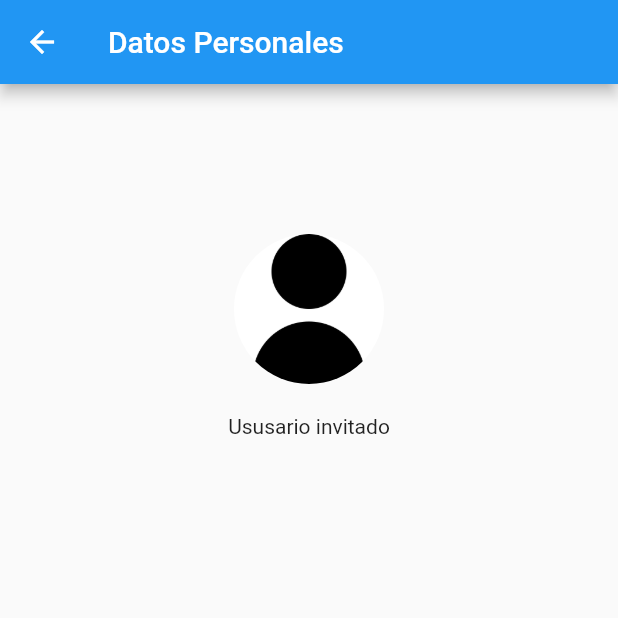
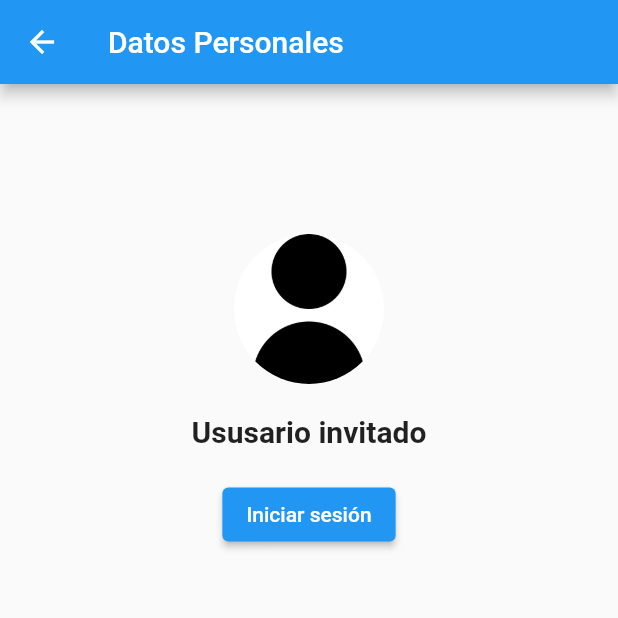
Before and after one commit to RubenTorresNava/proyectoflutter, a Flutter app: the screen it shows after launch, after a tap on the "account circle" icon, on a phone screen of 412 x 824 dp, the top half of it. Run offline on Flutter 3.47's test engine with Material 2 defaults, Android fonts, the phone set to English and light mode, and no system bars.

Commit message:
Se cambio el menu de inicio

```diff
--- a/lib/Screens/cuenta.dart
+++ b/lib/Screens/cuenta.dart
@@ -7,19 +7,26 @@ class Cuenta extends StatelessWidget {
   Widget build(BuildContext context) {
     return Scaffold(
       appBar: AppBar(
-        title: Text('Datos Personales'),
+        title: const Text('Datos Personales'),
       ),
-      body: const Center(
+      body:  Center(
         child: Column(
           children: [
-            SizedBox(height: 100,),
-            CircleAvatar(
+            const SizedBox(height: 100,),
+            const CircleAvatar(
               maxRadius: 50,
               backgroundColor: Colors.white,
               backgroundImage: AssetImage("assets/usuario.png"),
             ),
-            SizedBox(height: 20,),
-            Text("Ususario invitado"),
+            const SizedBox(height: 20,),
+            const Text("Ususario invitado",
+            style: TextStyle(fontSize: 20, fontWeight: FontWeight.bold),
+            ),
+            const SizedBox(height: 20),
+            ElevatedButton(
+              onPressed: () {  },
+                child: const Text("Iniciar sesión")
+            )
           ],
         ),
       ),
--- a/lib/Screens/home_screen.dart
+++ b/lib/Screens/home_screen.dart
@@ -77,8 +77,62 @@ class navprincipal extends State<navar> {
         ],
       ),
       body: <Widget>[
+        Container(
+          padding: const EdgeInsets.only(top: 50),
+          alignment: Alignment.center,
+          child: Row(
+            mainAxisAlignment: MainAxisAlignment.center,
+            children: [
               Padding(
                 padding: const EdgeInsets.all(8),
+                child: Container(
+                  height: 50,
+                  color: Colors.grey[200],
+                  child: Row(
+                    mainAxisAlignment: MainAxisAlignment.center,
+                    children:[
+                      Text("Lugares en tencencia"),
+                      SizedBox(width: 10,),
+                      Image.asset("assets/marcador-de-mapa.png", height: 30, width: 30),
+                    ],
+                  ),
+                ),
+              ),
+              Padding(
+                padding: const EdgeInsets.all(8),
+                child: Container(
+                    height: 50,
+                    color: Colors.grey[200],
+                    child: Row(
+                      mainAxisAlignment: MainAxisAlignment.center,
+                      children: [
+                        Text("Paquetes de viajes"),
+                        SizedBox(width: 10,),
+                        Image.asset("assets/futbol.png", height: 30, width: 30),
+                      ],
+                    )
+                ),
+              ),
+              Padding(
+                padding: const EdgeInsets.all(8),
+                child: Container(
+                    height: 50,
+                    color: Colors.grey[200],
+                    child: Row(
+                      mainAxisAlignment: MainAxisAlignment.center,
+                      children: [
+                        Text("Interes"),
+                        SizedBox(width: 10,),
+                        Image.asset("assets/tour-virtual.png", height: 30, width: 30),
+                      ],
+                    )
+                ),
+              ),
+            ],
+          ),
+        ),
+        Padding(
+          padding: const EdgeInsets.all(5),
           child: Column(
             children: [
               SearchAnchor(
@@ -112,23 +166,10 @@ class navprincipal extends State<navar> {
                   });
                 },
               ),
+              SizedBox(height: 10), // Agrega un espacio entre SearchAnchor y el ListView
               Container(
-                padding: const EdgeInsets.only(top: 200),
                 alignment: Alignment.center,
-                child: Column(
-                  mainAxisAlignment: MainAxisAlignment.center,
-                  children: [
-                    Text("Todos los lugares a los que vayas aquí se mostrarán"),
-                    Image.asset("assets/mapa.png", height: 40, width: 40),
-                  ],
-                ),
-              ),
-            ],
-          ),
-        ),
-        Container(
-          //color: Colors.green,
-          alignment: Alignment.center,
+                height: 300,
                 child: ListView(
                   padding: const EdgeInsets.all(8),
                   children: <Widget>[
@@ -139,27 +180,31 @@ class navprincipal extends State<navar> {
                         color: Colors.grey[200],
                         child: Row(
                           mainAxisAlignment: MainAxisAlignment.center,
-                    children:[
+                          children: [
                             Text("Lugares que no debes perderte"),
                             SizedBox(width: 10),
-                      Image.asset("assets/construccion-de-casas.png", width: 30, height: 30)
+                            Image.asset("assets/construccion-de-casas.png", width: 30, height: 30),
                           ],
                         ),
                       ),
                     ),
-              Padding(
+                    //SizedBox(height: 10), // Agrega un espacio entre los elementos del ListView
+                    Container(
                       padding: const EdgeInsets.all(8),
                       child: Container(
                         height: 100,
                         color: Colors.grey[200],
                         child: Row(
                           mainAxisAlignment: MainAxisAlignment.center,
-                      children:[
+                          children: [
                             Text("Dónde comer"),
                             SizedBox(width: 10),
-                        Image.asset("assets/refresco-de-hamburguesa.png", height: 30, width: 30,)
-                      ]
-                    )
+                            Image.asset("assets/refresco-de-hamburguesa.png", height: 30, width: 30),
+                          ],
+                        ),
+                      ),
+                    ),
+                  ],
                 ),
               ),
             ],
@@ -200,12 +245,35 @@ class navprincipal extends State<navar> {
                   )
                 ),
               ),
+              Padding(
+                padding: const EdgeInsets.all(8),
+                child: Container(
+                    height: 100,
+                    color: Colors.grey[200],
+                    child: Row(
+                      mainAxisAlignment: MainAxisAlignment.center,
+                      children: [
+                        Text("Puntos de interes"),
+                        SizedBox(width: 10,),
+                        Image.asset("assets/tour-virtual.png", height: 30, width: 30),
+                      ],
+                    )
+                ),
+              ),
             ],
           ),
         ),
-        const Center(
-          child: Text("Inicia sesión para ver tus lugares favóritos"),
-        )
+        Container(
+          padding: const EdgeInsets.only(top: 50),
+          alignment: Alignment.center,
+          child: Column(
+            mainAxisAlignment: MainAxisAlignment.center,
+            children: [
+              Text("Inicia sesion para ver tus lugares favorítos"),
+              Image.asset("assets/estrella-comentario-alt.png", height: 40, width: 40),
+            ],
+          ),
+        ),
       ][titloSelect],
     );
   }
```
Also changed, not shown: assets/estrella-comentario-alt.png (added). Lines whose indentation alone changed are shown as unchanged.
